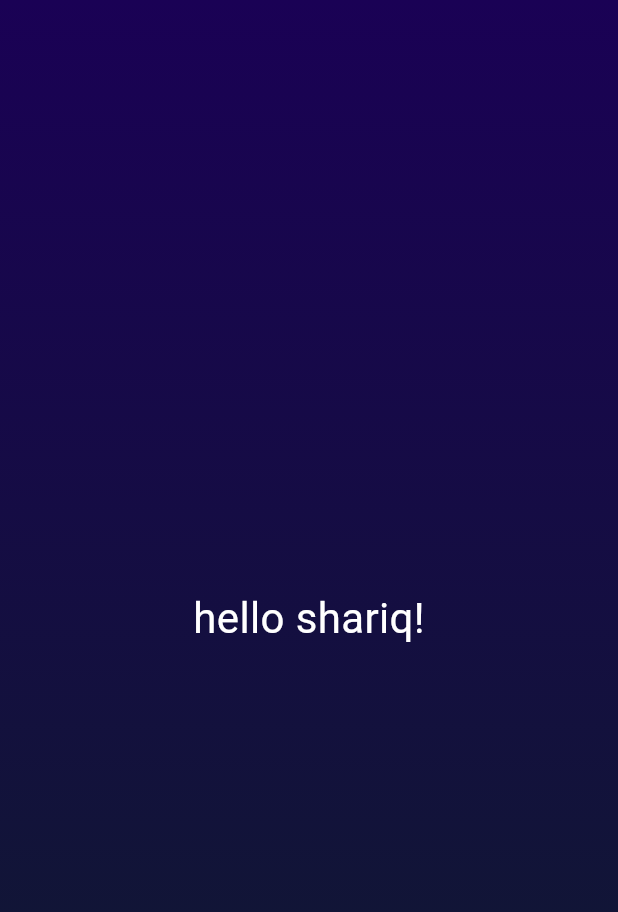
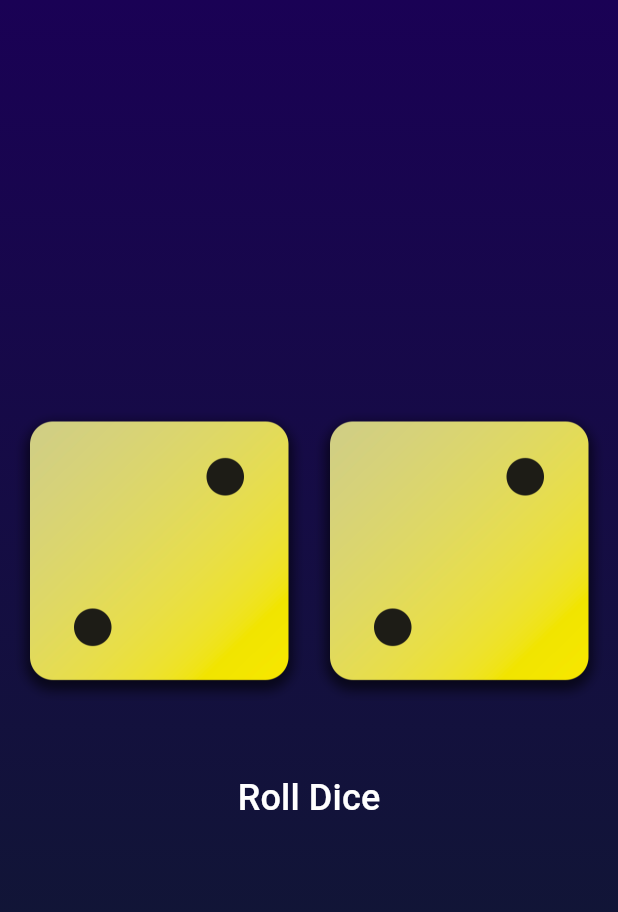
Before and after one commit to ShariqueMemon11/Flutter-Practice, a Flutter app: the screen it shows after launch, on a phone screen of 412 x 824 dp. Shown: the top 912 px of the screen. Run offline on Flutter 3.47's test engine with Material 3 defaults, Android fonts, the phone set to English and light mode, and no system bars.

Commit message:
adding buttons

```diff
--- a/roll_dice_app/lib/gradient_container.dart
+++ b/roll_dice_app/lib/gradient_container.dart
@@ -1,12 +1,13 @@
 import 'package:flutter/material.dart';
-import 'package:roll_dice_app/style_text.dart';
 
 class GradientContainer extends StatelessWidget {
   const GradientContainer(this.color1, this.color2, {super.key});
+
   final Color color1;
   final Color color2;
+
   @override
-  Widget build(context) {
+  Widget build(BuildContext context) {
     return Container(
       decoration: BoxDecoration(
         gradient: LinearGradient(
@@ -15,7 +16,30 @@ class GradientContainer extends StatelessWidget {
           end: Alignment.bottomCenter,
         ),
       ),
-      child: Center(child: Style_text("hello shariq!")),
+      child: Center(
+        child: Column(
+          mainAxisSize: MainAxisSize.min,
+          children: [
+            Row(
+              mainAxisAlignment: MainAxisAlignment.center,
+              children: [
+                Image.asset('assets/dice-2.png', width: 200),
+                Image.asset('assets/dice-2.png', width: 200),
+              ],
+            ),
+            const SizedBox(height: 40), // Adds spacing
+            TextButton(
+              onPressed: () {
+                print("Button Pressed!");
+              },
+              child: const Text(
+                "Roll Dice",
+                style: TextStyle(fontSize: 24, color: Colors.white),
+              ),
+            ),
+          ],
+        ),
+      ),
     );
   }
 }
```
Also changed, not shown: roll_dice_app/pubspec.yaml (+8 -4 lines), roll_dice_app/assets/dice1.png (renamed from roll_dice_app/assets/dice-1.png).
